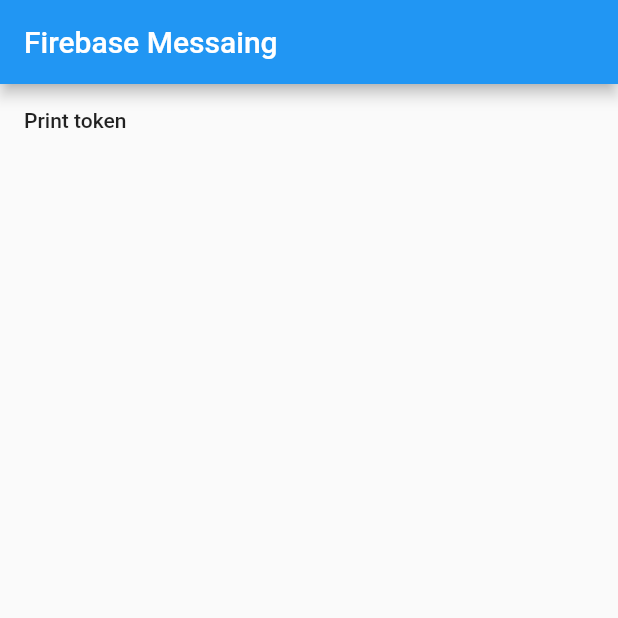
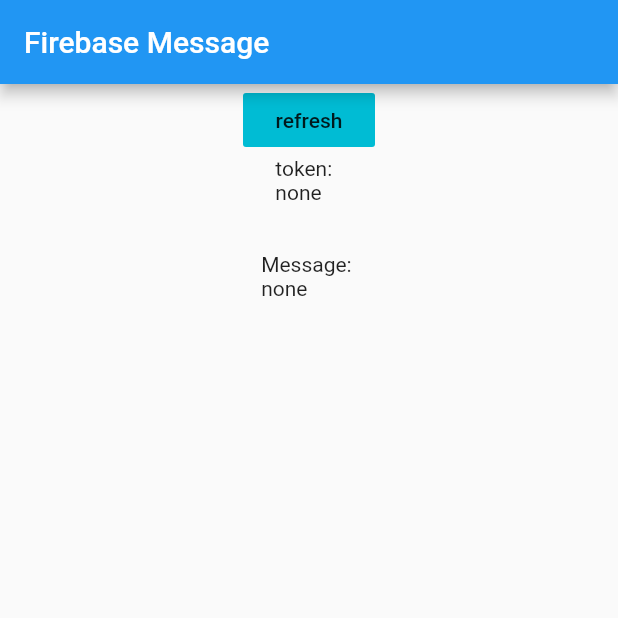
Before and after one commit to MRAmeli77/fcm_test, a Flutter app: the screen it shows after launch, on a phone screen of 412 x 824 dp, the top half of it. Run offline on Flutter 3.47's test engine with Material 2 defaults, Android fonts, the phone set to English and light mode, and no system bars; our stand-ins replace firebase_core, firebase_messaging; accounts and stored records are empty.

Commit message:
client side->lib->main: receiving data from fcm tested.

```diff
--- a/client side/lib/main.dart
+++ b/client side/lib/main.dart
@@ -11,7 +11,6 @@ Future<void> main() async {
 }
 
 class MyApp extends StatelessWidget {
-
   @override
   Widget build(BuildContext context) {
     return MaterialApp(
@@ -32,18 +31,48 @@ class MyHomePage2 extends StatefulWidget {
 }
 
 class _MyHomePage2State extends State<MyHomePage2> {
+  FirebaseMessaging _fcm = FirebaseMessaging();
+  String token = 'none';
+  String messageText = 'none';
+
+  @override
+  void initState() {
+    super.initState();
+    _fcm.configure(onMessage: (message) async {
+      setState(() {
+        messageText = message["data"]["title"];
+      });
+    }, onResume: (message) async {
+      setState(() {
+        messageText = message["data"]["title"];
+      });
+    });
+  }
+
   @override
   Widget build(BuildContext context) {
     return Scaffold(
-        appBar: AppBar(
-          title: Text("Firebase Messaing"),
-        ),
-        body: Container(
-          child: FlatButton(
-              onPressed: () {
-                FirebaseMessaging().getToken().then(print);
-              },
-              child: Text("Print token")),
-        ));
+      appBar: AppBar(
+        title: Text("Firebase Message"),
+      ),
+      body: Center(
+        child: Column(children: [
+          FlatButton(
+            onPressed: () {
+              setState(() {
+                _fcm.getToken().then((value) {
+                  token = value;
+                  print(value);
+                });
+              });
+            },
+            child: Text("refresh"),
+            color: Colors.cyan,
+          ),
+          Text("token:  \n" + token + "\n"),
+          Text("\nMessage: \n" + messageText)
+        ]),
+      ),
+    );
   }
 }
```
